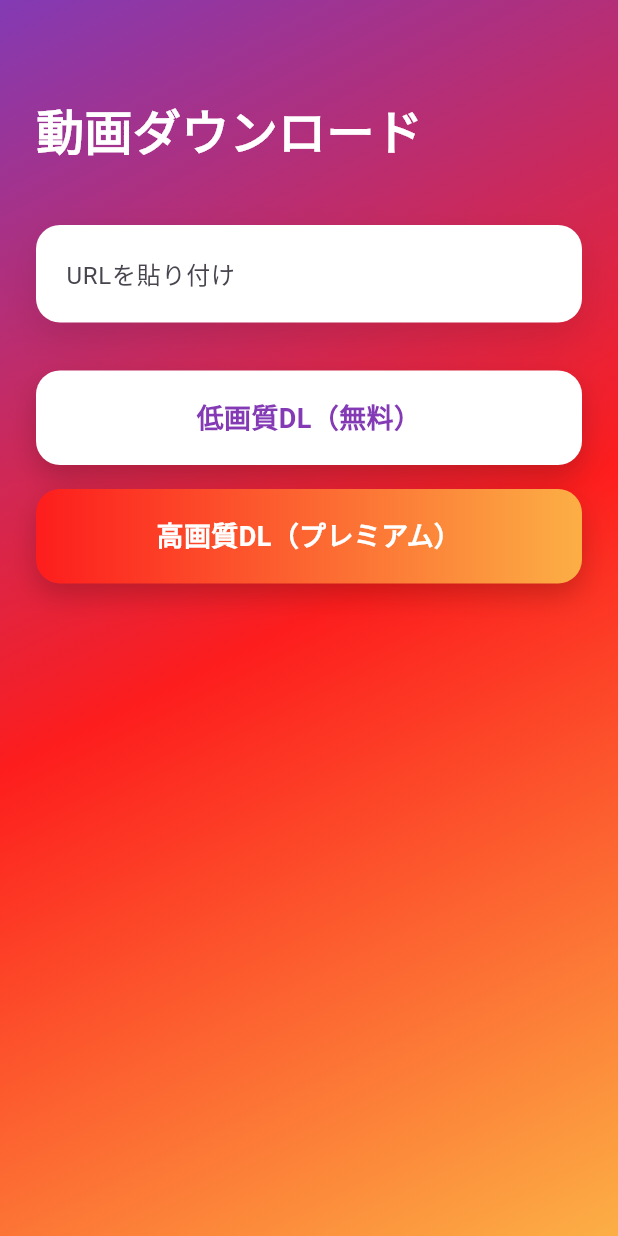
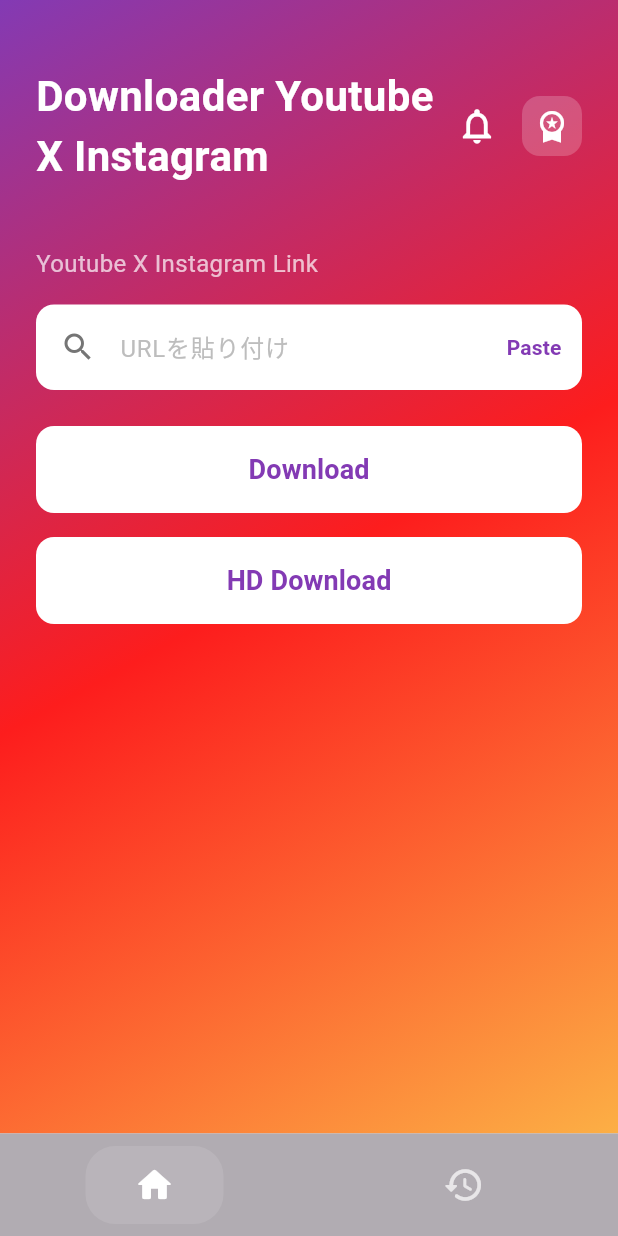
Before and after one commit to Mitchy03/video-saver-app, a Flutter app: the screen it shows after launch, on a phone screen of 412 x 824 dp. Run offline on Flutter 3.47's test engine with Material 3 defaults, Android fonts, the phone set to English and light mode, and no system bars; drawn by our look-alikes of flutter_animate; our stand-ins replace google_mobile_ads, shared_preferences; missing offline and left inert: process_run, purchases_flutter.

Commit message:
Replace download screen layout

```diff
--- a/lib/screens/download_screen.dart
+++ b/lib/screens/download_screen.dart
@@ -1,6 +1,4 @@
 import 'package:flutter/material.dart';
-import 'package:flutter_animate/flutter_animate.dart';
-import 'package:confetti/confetti.dart';
 import '../services/download_manager.dart';
 import '../services/video_extractor.dart';
 
@@ -15,13 +13,11 @@ class _ModernDownloadScreenState extends State<ModernDownloadScreen> {
   final _urlController = TextEditingController();
   final _downloadManager = DownloadManager();
   final _videoExtractor = VideoExtractor();
-  final _confettiController =
-      ConfettiController(duration: const Duration(seconds: 3));
 
   String _status = '';
   bool _isDownloading = false;
   double _progress = 0.0;
-  VideoPlatform? _detectedPlatform;
+  int _selectedIndex = 0;
 
   @override
   void initState() {
@@ -31,19 +27,6 @@ class _ModernDownloadScreenState extends State<ModernDownloadScreen> {
         _progress = progress.progress;
         _status = progress.message;
       });
-    });
-
-    _urlController.addListener(() {
-      final url = _urlController.text.trim();
-      if (url.isNotEmpty) {
-        setState(() {
-          _detectedPlatform = _videoExtractor.detectPlatform(url);
-        });
-      } else {
-        setState(() {
-          _detectedPlatform = null;
-        });
-      }
     });
   }
 
@@ -71,21 +54,19 @@ class _ModernDownloadScreenState extends State<ModernDownloadScreen> {
         quality: quality,
       );
 
-      _confettiController.play();
-
       setState(() {
-        _status = '完了！\n$filePath';
+        _status = 'ダウンロード完了！\n$filePath';
         _isDownloading = false;
       });
     } catch (e) {
       String message;
       if (e.toString().contains('inappropriate') ||
           e.toString().contains('unavailable')) {
-        message = 'この投稿はダウンロードできません\n（コラボ投稿または制限付きコンテンツ）';
+        message = 'この投稿はダウンロードできません';
       } else if (e.toString().contains('format')) {
         message = '対応していない形式です';
       } else {
-        message = 'ダウンロードに失敗しました\nURLを確認してください';
+        message = 'ダウンロードに失敗しました';
       }
 
       setState(() {
@@ -99,123 +80,222 @@ class _ModernDownloadScreenState extends State<ModernDownloadScreen> {
   Widget build(BuildContext context) {
     return Scaffold(
       body: Container(
-        decoration: const BoxDecoration(
+        decoration: BoxDecoration(
           gradient: LinearGradient(
             begin: Alignment.topLeft,
             end: Alignment.bottomRight,
             colors: [
-              Color(0xFF833AB4),
-              Color(0xFFFD1D1D),
-              Color(0xFFFCAF45),
+              Color(0xFF833AB4),  // 紫
+              Color(0xFFFD1D1D),  // ピンク
+              Color(0xFFFCAF45),  // オレンジ
             ],
           ),
         ),
         child: SafeArea(
-          child: Stack(
+          child: _selectedIndex == 0 ? _buildHomeScreen() : _buildHistoryScreen(),
+        ),
+      ),
+      bottomNavigationBar: Container(
+        decoration: BoxDecoration(
+          color: Colors.black.withOpacity(0.3),
+          border: Border(top: BorderSide(color: Colors.white.withOpacity(0.2), width: 0.5)),
+        ),
+        child: SafeArea(
+          child: Padding(
+            padding: const EdgeInsets.symmetric(vertical: 8),
+            child: Row(
+              mainAxisAlignment: MainAxisAlignment.spaceAround,
               children: [
-              SingleChildScrollView(
-                padding: const EdgeInsets.all(24),
+                _buildNavItem(Icons.home_rounded, 0),
+                _buildNavItem(Icons.history_rounded, 1),
+              ],
+            ),
+          ),
+        ),
+      ),
+    );
+  }
+
+  Widget _buildNavItem(IconData icon, int index) {
+    final isSelected = _selectedIndex == index;
+    return GestureDetector(
+      onTap: () => setState(() => _selectedIndex = index),
+      child: Container(
+        padding: EdgeInsets.symmetric(horizontal: 32, vertical: 12),
+        decoration: BoxDecoration(
+          color: isSelected ? Colors.white.withOpacity(0.1) : Colors.transparent,
+          borderRadius: BorderRadius.circular(20),
+        ),
+        child: Icon(
+          icon,
+          color: isSelected ? Colors.white : Colors.white70,
+          size: 28,
+        ),
+      ),
+    );
+  }
+
+  Widget _buildHomeScreen() {
+    return Padding(
+      padding: const EdgeInsets.all(24.0),
       child: Column(
-                  crossAxisAlignment: CrossAxisAlignment.stretch,
+        crossAxisAlignment: CrossAxisAlignment.start,
         children: [
-                    const SizedBox(height: 40),
+          SizedBox(height: 20),
 
           // タイトル
-                    const Text(
-                      '動画ダウンロード',
+          Row(
+            children: [
+              Expanded(
+                child: Text(
+                  'Downloader Youtube X Instagram',
                   style: TextStyle(
-                        fontSize: 32,
+                    fontSize: 28,
                     fontWeight: FontWeight.bold,
                     color: Colors.white,
                   ),
-                    )
-                        .animate()
-                        .fadeIn(duration: 600.ms)
-                        .slideY(begin: -0.2, end: 0),
+                ),
+              ),
+              Icon(Icons.notifications_outlined, color: Colors.white, size: 28),
+              SizedBox(width: 16),
+              Container(
+                padding: EdgeInsets.all(8),
+                decoration: BoxDecoration(
+                  color: Colors.white.withOpacity(0.2),
+                  borderRadius: BorderRadius.circular(12),
+                ),
+                child: Icon(Icons.workspace_premium, color: Colors.white, size: 24),
+              ),
+            ],
+          ),
 
-                    const SizedBox(height: 40),
+          SizedBox(height: 40),
 
-                    // URL入力
+          // サブタイトル
+          Text(
+            'Youtube X Instagram Link',
+            style: TextStyle(
+              fontSize: 16,
+              color: Colors.white.withOpacity(0.7),
+            ),
+          ),
+
+          SizedBox(height: 16),
+
+          // URL入力欄
           Container(
             decoration: BoxDecoration(
               color: Colors.white,
-                        borderRadius: BorderRadius.circular(16),
-                        boxShadow: [
-                          BoxShadow(
-                            color: Colors.black.withOpacity(0.1),
-                            blurRadius: 20,
-                            offset: const Offset(0, 10),
+              borderRadius: BorderRadius.circular(12),
             ),
-                        ],
+            child: Row(
+              children: [
+                Padding(
+                  padding: const EdgeInsets.only(left: 16),
+                  child: Icon(Icons.search, color: Colors.grey[600]),
                 ),
+                Expanded(
                   child: TextField(
                     controller: _urlController,
                     decoration: InputDecoration(
                       hintText: 'URLを貼り付け',
+                      hintStyle: TextStyle(color: Colors.grey[400]),
                       border: InputBorder.none,
-                          contentPadding: const EdgeInsets.all(20),
-                          suffixIcon: _detectedPlatform != null
-                              ? Padding(
-                                  padding: const EdgeInsets.all(12),
-                                  child:
-                                      _buildPlatformIcon(_detectedPlatform!),
-                                )
-                              : null,
+                      contentPadding: EdgeInsets.symmetric(horizontal: 16, vertical: 16),
                     ),
-                        style: const TextStyle(fontSize: 16),
+                    style: TextStyle(fontSize: 16),
                   ),
-                    )
-                        .animate()
-                        .fadeIn(delay: 200.ms, duration: 600.ms)
-                        .slideY(begin: -0.2, end: 0),
-
-                    const SizedBox(height: 32),
-
-                    // ダウンロードボタン
-                    _buildDownloadButton(
-                      label: '低画質DL（無料）',
-                      color: Colors.white,
-                      textColor: const Color(0xFF833AB4),
-                      onTap: () => _startDownload(DownloadQuality.low),
-                      delay: 400,
+                ),
+                TextButton(
+                  onPressed: () {
+                    // Paste機能（後で実装）
+                  },
+                  child: Text(
+                    'Paste',
+                    style: TextStyle(
+                      color: Color(0xFF833AB4),
+                      fontWeight: FontWeight.w600,
+                    ),
+                  ),
+                ),
+              ],
+            ),
           ),
 
-                    const SizedBox(height: 16),
+          SizedBox(height: 24),
 
-                    _buildDownloadButton(
-                      label: '高画質DL（プレミアム）',
-                      gradient: const LinearGradient(
-                        colors: [Color(0xFFFD1D1D), Color(0xFFFCAF45)],
+          // Downloadボタン
+          SizedBox(
+            width: double.infinity,
+            child: ElevatedButton(
+              onPressed: _isDownloading ? null : () => _startDownload(DownloadQuality.low),
+              style: ElevatedButton.styleFrom(
+                backgroundColor: Colors.white,
+                padding: EdgeInsets.symmetric(vertical: 16),
+                shape: RoundedRectangleBorder(
+                  borderRadius: BorderRadius.circular(12),
                 ),
-                      textColor: Colors.white,
-                      onTap: () => _startDownload(DownloadQuality.high),
-                      delay: 600,
+                elevation: 0,
+              ),
+              child: Text(
+                'Download',
+                style: TextStyle(
+                  fontSize: 18,
+                  fontWeight: FontWeight.w600,
+                  color: Color(0xFF833AB4),
+                ),
+              ),
+            ),
           ),
 
-                    const SizedBox(height: 32),
+          SizedBox(height: 16),
 
-                    // 進捗表示
+          // HD Downloadボタン
+          SizedBox(
+            width: double.infinity,
+            child: ElevatedButton(
+              onPressed: _isDownloading ? null : () => _startDownload(DownloadQuality.high),
+              style: ElevatedButton.styleFrom(
+                backgroundColor: Colors.white,
+                padding: EdgeInsets.symmetric(vertical: 16),
+                shape: RoundedRectangleBorder(
+                  borderRadius: BorderRadius.circular(12),
+                ),
+                elevation: 0,
+              ),
+              child: Text(
+                'HD Download',
+                style: TextStyle(
+                  fontSize: 18,
+                  fontWeight: FontWeight.w600,
+                  color: Color(0xFF833AB4),
+                ),
+              ),
+            ),
+          ),
+
+          SizedBox(height: 32),
+
+          // 進捗・ステータス表示
           if (_isDownloading) ...[
             Container(
-                        padding: const EdgeInsets.all(20),
+              padding: EdgeInsets.all(20),
               decoration: BoxDecoration(
                 color: Colors.white.withOpacity(0.9),
-                          borderRadius: BorderRadius.circular(16),
+                borderRadius: BorderRadius.circular(12),
               ),
               child: Column(
                 children: [
                   LinearProgressIndicator(
                     value: _progress,
-                              backgroundColor: Colors.grey[200],
-                              valueColor: const AlwaysStoppedAnimation(
-                                Color(0xFFFD1D1D),
+                    backgroundColor: Colors.grey[300],
+                    valueColor: AlwaysStoppedAnimation(Color(0xFF833AB4)),
+                    minHeight: 6,
                   ),
-                              minHeight: 8,
-                            ),
-                            const SizedBox(height: 12),
+                  SizedBox(height: 12),
                   Text(
                     _status,
-                              style: const TextStyle(
+                    style: TextStyle(
                       fontSize: 14,
                       color: Colors.black87,
                     ),
@@ -223,131 +303,53 @@ class _ModernDownloadScreenState extends State<ModernDownloadScreen> {
                   ),
                 ],
               ),
-                      ).animate().fadeIn().scale(),
+            ),
           ] else if (_status.isNotEmpty) ...[
             Container(
-                        padding: const EdgeInsets.all(20),
+              padding: EdgeInsets.all(20),
               decoration: BoxDecoration(
                 color: Colors.white.withOpacity(0.9),
-                          borderRadius: BorderRadius.circular(16),
+                borderRadius: BorderRadius.circular(12),
               ),
               child: Text(
                 _status,
                 style: TextStyle(
                   fontSize: 14,
-                            color:
-                                _status.contains('完了') ? Colors.green : Colors.red,
+                  color: _status.contains('完了') ? Colors.green : Colors.red,
                 ),
                 textAlign: TextAlign.center,
               ),
-                      ).animate().fadeIn().scale(),
+            ),
           ],
         ],
       ),
+    );
+  }
+
+  Widget _buildHistoryScreen() {
+    return Center(
+      child: Column(
+        mainAxisAlignment: MainAxisAlignment.center,
+        children: [
+          Icon(Icons.history_rounded, size: 80, color: Colors.white.withOpacity(0.5)),
+          SizedBox(height: 16),
+          Text(
+            'ダウンロード履歴',
+            style: TextStyle(
+              fontSize: 20,
+              color: Colors.white,
             ),
-
-              // 紙吹雪
-              Align(
-                alignment: Alignment.topCenter,
-                child: ConfettiWidget(
-                  confettiController: _confettiController,
-                  blastDirectionality: BlastDirectionality.explosive,
-                  particleDrag: 0.05,
-                  emissionFrequency: 0.05,
-                  numberOfParticles: 50,
-                  gravity: 0.2,
-                  colors: const [
-                    Color(0xFF833AB4),
-                    Color(0xFFFD1D1D),
-                    Color(0xFFFCAF45),
-                    Colors.white,
-                  ],
+          ),
+          SizedBox(height: 8),
+          Text(
+            '履歴機能は今後実装予定',
+            style: TextStyle(
+              fontSize: 14,
+              color: Colors.white.withOpacity(0.7),
             ),
           ),
         ],
       ),
-        ),
-      ),
-    );
-  }
-
-  Widget _buildDownloadButton({
-    required String label,
-    Color? color,
-    Gradient? gradient,
-    required Color textColor,
-    required VoidCallback onTap,
-    required int delay,
-  }) {
-    return GestureDetector(
-      onTap: _isDownloading ? null : onTap,
-      child: Container(
-        padding: const EdgeInsets.symmetric(vertical: 18),
-        decoration: BoxDecoration(
-          color: color,
-          gradient: gradient,
-          borderRadius: BorderRadius.circular(16),
-          boxShadow: [
-            BoxShadow(
-              color: Colors.black.withOpacity(0.2),
-              blurRadius: 15,
-              offset: const Offset(0, 8),
-            ),
-          ],
-        ),
-        child: Text(
-          label,
-          style: TextStyle(
-            fontSize: 18,
-            fontWeight: FontWeight.bold,
-            color: textColor,
-          ),
-          textAlign: TextAlign.center,
-        ),
-      ),
-    )
-        .animate()
-        .fadeIn(delay: delay.ms, duration: 600.ms)
-        .slideY(begin: -0.2, end: 0)
-        .then()
-        .shimmer(delay: 1000.ms, duration: 2000.ms);
-  }
-
-  Widget _buildPlatformIcon(VideoPlatform platform) {
-    IconData icon;
-    Color color;
-
-    switch (platform) {
-      case VideoPlatform.youtube:
-      case VideoPlatform.youtubeShorts:
-        icon = Icons.play_circle_fill;
-        color = Colors.red;
-        break;
-      case VideoPlatform.twitter:
-        icon = Icons.tag;
-        color = Colors.black;
-        break;
-      case VideoPlatform.instagram:
-        icon = Icons.camera_alt;
-        color = const Color(0xFFFD1D1D);
-        break;
-      default:
-        icon = Icons.help_outline;
-        color = Colors.grey;
-    }
-
-    return Icon(icon, color: color, size: 28)
-        .animate(onPlay: (controller) => controller.repeat())
-        .scale(
-          begin: const Offset(1, 1),
-          end: const Offset(1.2, 1.2),
-          duration: 1000.ms,
-        )
-        .then()
-        .scale(
-          begin: const Offset(1.2, 1.2),
-          end: const Offset(1, 1),
-          duration: 1000.ms,
     );
   }
 
@@ -355,7 +357,6 @@ class _ModernDownloadScreenState extends State<ModernDownloadScreen> {
   void dispose() {
     _urlController.dispose();
     _downloadManager.dispose();
-    _confettiController.dispose();
     super.dispose();
   }
 }
```
Lines whose indentation alone changed are shown as unchanged.
